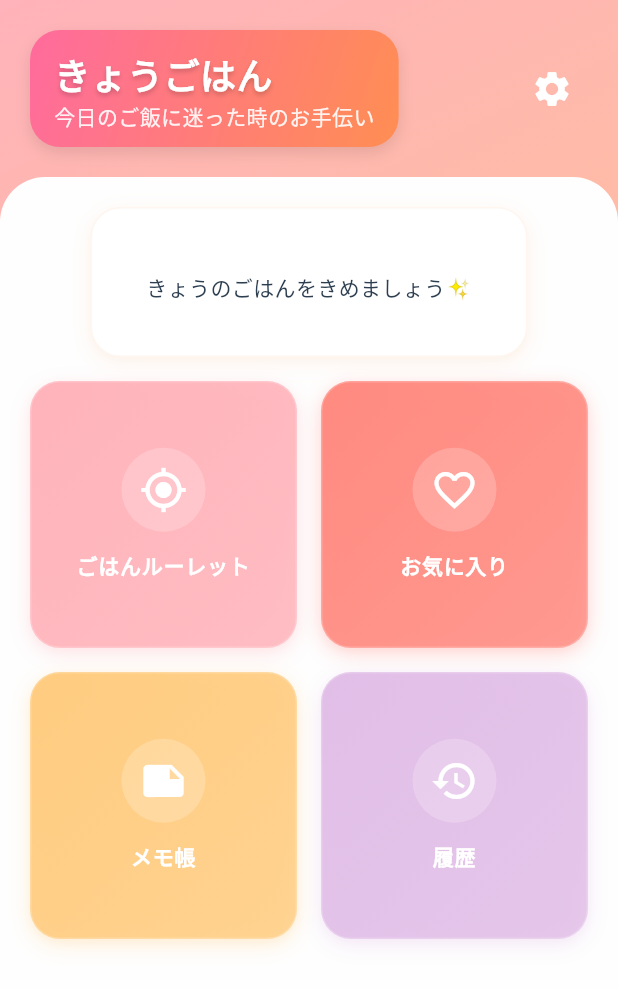
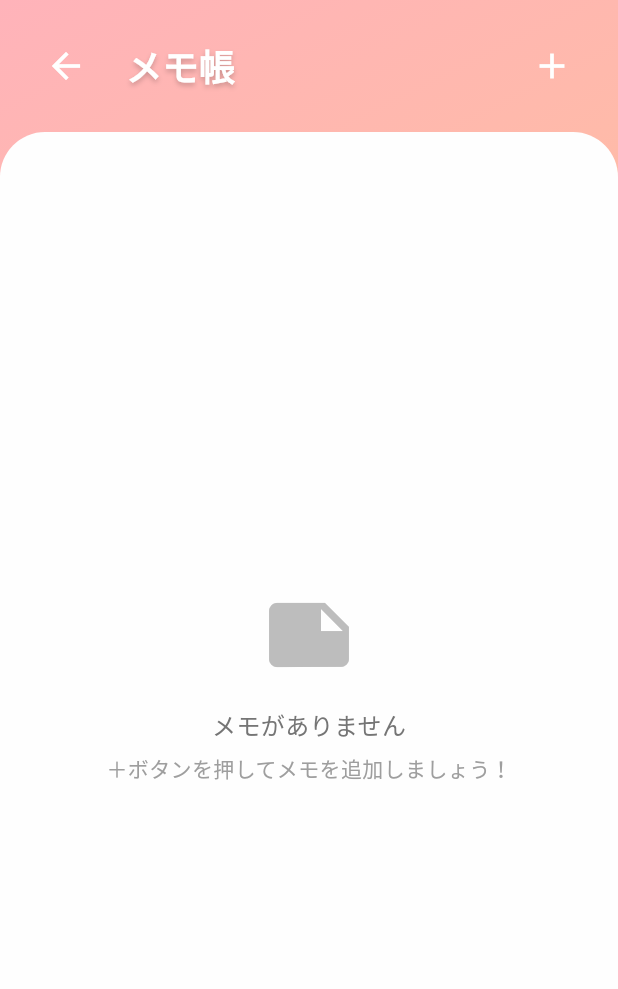
Before and after one commit to sorashidoch/app, a Flutter app: the screen it shows after launch, after a tap on "メモ帳", on a phone screen of 412 x 824 dp. Shown: the top 989 px of the screen. Run offline on Flutter 3.47's test engine with Material 3 defaults, Android fonts, the phone set to English and light mode, and no system bars; our stand-ins replace go_router.

Commit message:
メモ機能を追加

```diff
--- a/lib/app/app.dart
+++ b/lib/app/app.dart
@@ -6,6 +6,7 @@ import '../shared/services/app_state.dart';
 import '../features/home/screens/home_screen.dart';
 import '../features/profile/screens/profile_screen.dart';
 import '../features/settings/screens/settings_screen.dart';
+import '../features/memo/screens/memo_screen.dart';
 
 class SumahonoMobileApp extends StatelessWidget {
   const SumahonoMobileApp({super.key});
@@ -43,6 +44,10 @@ class SumahonoMobileApp extends StatelessWidget {
         path: '/settings',
         builder: (context, state) => const SettingsScreen(),
       ),
+      GoRoute(
+        path: '/memo',
+        builder: (context, state) => const MemoScreen(),
+      ),
     ],
   );
 }
--- a/lib/features/home/screens/home_screen.dart
+++ b/lib/features/home/screens/home_screen.dart
@@ -149,9 +149,7 @@ class HomeScreen extends StatelessWidget {
                                 icon: Icons.note,
                                 title: 'メモ帳',
                                 color: AppColors.pastelBlue,
-                                onTap: () {
-                                  // TODO: メモ帳機能を実装
-                                },
+                                onTap: () => context.go('/memo'),
                               ),
                               FeatureButton(
                                 icon: Icons.history,
--- /dev/null
+++ b/lib/features/memo/screens/memo_screen.dart
@@ -0,0 +1,313 @@
+import 'package:flutter/material.dart';
+import 'package:go_router/go_router.dart';
+import '../../../app/theme/colors.dart';
+import '../../../app/theme/text_styles.dart';
+import '../widgets/kawaii_card.dart';
+
+class MemoScreen extends StatefulWidget {
+  const MemoScreen({super.key});
+
+  @override
+  State<MemoScreen> createState() => _MemoScreenState();
+}
+
+class _MemoScreenState extends State<MemoScreen> {
+  final List<MemoItem> _memos = [];
+  final TextEditingController _titleController = TextEditingController();
+  final TextEditingController _contentController = TextEditingController();
+  bool _isAddingMemo = false;
+
+  @override
+  void dispose() {
+    _titleController.dispose();
+    _contentController.dispose();
+    super.dispose();
+  }
+
+  void _addMemo() {
+    if (_titleController.text.isNotEmpty && _contentController.text.isNotEmpty) {
+      setState(() {
+        _memos.add(MemoItem(
+          title: _titleController.text,
+          content: _contentController.text,
+          timestamp: DateTime.now(),
+        ));
+        _titleController.clear();
+        _contentController.clear();
+        _isAddingMemo = false;
+      });
+    }
+  }
+
+  void _deleteMemo(int index) {
+    setState(() {
+      _memos.removeAt(index);
+    });
+  }
+
+  @override
+  Widget build(BuildContext context) {
+    return Scaffold(
+      body: Container(
+        decoration: const BoxDecoration(
+          gradient: AppColors.primaryGradient,
+        ),
+        child: SafeArea(
+          child: Column(
+            children: [
+              // ヘッダー部分
+              Padding(
+                padding: const EdgeInsets.all(20.0),
+                child: Row(
+                  children: [
+                    // 戻るボタン
+                    IconButton(
+                      onPressed: () => context.go('/'),
+                      icon: const Icon(
+                        Icons.arrow_back,
+                        color: Colors.white,
+                        size: 28,
+                      ),
+                    ),
+                    const SizedBox(width: 16),
+                    // タイトル
+                    Text(
+                      'メモ帳',
+                      style: AppTextStyles.kawaiiLarge.copyWith(
+                        color: Colors.white,
+                        shadows: [
+                          Shadow(
+                            color: Colors.black.withOpacity(0.2),
+                            offset: const Offset(0, 2),
+                            blurRadius: 4,
+                          ),
+                        ],
+                      ),
+                    ),
+                    const Spacer(),
+                    // メモ追加ボタン
+                    IconButton(
+                      onPressed: () {
+                        setState(() {
+                          _isAddingMemo = true;
+                        });
+                      },
+                      icon: const Icon(
+                        Icons.add,
+                        color: Colors.white,
+                        size: 28,
+                      ),
+                    ),
+                  ],
+                ),
+              ),
+
+              // メインコンテンツ
+              Expanded(
+                child: Container(
+                  width: double.infinity,
+                  decoration: const BoxDecoration(
+                    color: AppColors.background,
+                    borderRadius: BorderRadius.only(
+                      topLeft: Radius.circular(30),
+                      topRight: Radius.circular(30),
+                    ),
+                  ),
+                  child: Padding(
+                    padding: const EdgeInsets.all(20.0),
+                    child: Column(
+                      children: [
+                        // メモ追加フォーム
+                        if (_isAddingMemo)
+                          KawaiiCard(
+                            child: Padding(
+                              padding: const EdgeInsets.all(20.0),
+                              child: Column(
+                                crossAxisAlignment: CrossAxisAlignment.start,
+                                children: [
+                                  Text(
+                                    '新しいメモ',
+                                    style: AppTextStyles.heading2.copyWith(
+                                      color: AppColors.primary,
+                                    ),
+                                  ),
+                                  const SizedBox(height: 16),
+                                  TextField(
+                                    controller: _titleController,
+                                    decoration: InputDecoration(
+                                      labelText: 'タイトル',
+                                      border: OutlineInputBorder(
+                                        borderRadius: BorderRadius.circular(12),
+                                      ),
+                                      filled: true,
+                                      fillColor: Colors.white,
+                                    ),
+                                  ),
+                                  const SizedBox(height: 12),
+                                  TextField(
+                                    controller: _contentController,
+                                    maxLines: 3,
+                                    decoration: InputDecoration(
+                                      labelText: '内容',
+                                      border: OutlineInputBorder(
+                                        borderRadius: BorderRadius.circular(12),
+                                      ),
+                                      filled: true,
+                                      fillColor: Colors.white,
+                                    ),
+                                  ),
+                                  const SizedBox(height: 16),
+                                  Row(
+                                    children: [
+                                      Expanded(
+                                        child: ElevatedButton(
+                                          onPressed: _addMemo,
+                                          style: ElevatedButton.styleFrom(
+                                            backgroundColor: AppColors.primary,
+                                            shape: RoundedRectangleBorder(
+                                              borderRadius: BorderRadius.circular(12),
+                                            ),
+                                          ),
+                                          child: const Text(
+                                            '保存',
+                                            style: TextStyle(color: Colors.white),
+                                          ),
+                                        ),
+                                      ),
+                                      const SizedBox(width: 12),
+                                      Expanded(
+                                        child: ElevatedButton(
+                                          onPressed: () {
+                                            setState(() {
+                                              _isAddingMemo = false;
+                                              _titleController.clear();
+                                              _contentController.clear();
+                                            });
+                                          },
+                                          style: ElevatedButton.styleFrom(
+                                            backgroundColor: Colors.grey,
+                                            shape: RoundedRectangleBorder(
+                                              borderRadius: BorderRadius.circular(12),
+                                            ),
+                                          ),
+                                          child: const Text(
+                                            'キャンセル',
+                                            style: TextStyle(color: Colors.white),
+                                          ),
+                                        ),
+                                      ),
+                                    ],
+                                  ),
+                                ],
+                              ),
+                            ),
+                          ),
+
+                        if (_isAddingMemo) const SizedBox(height: 16),
+
+                        // メモ一覧
+                        Expanded(
+                          child: _memos.isEmpty
+                              ? Center(
+                                  child: Column(
+                                    mainAxisAlignment: MainAxisAlignment.center,
+                                    children: [
+                                      Icon(
+                                        Icons.note,
+                                        size: 64,
+                                        color: Colors.grey[400],
+                                      ),
+                                      const SizedBox(height: 16),
+                                      Text(
+                                        'メモがありません',
+                                        style: AppTextStyles.body.copyWith(
+                                          color: Colors.grey[600],
+                                        ),
+                                      ),
+                                      const SizedBox(height: 8),
+                                      Text(
+                                        '＋ボタンを押してメモを追加しましょう！',
+                                        style: AppTextStyles.caption.copyWith(
+                                          color: Colors.grey[500],
+                                        ),
+                                      ),
+                                    ],
+                                  ),
+                                )
+                              : ListView.builder(
+                                  itemCount: _memos.length,
+                                  itemBuilder: (context, index) {
+                                    final memo = _memos[index];
+                                    return Padding(
+                                      padding: const EdgeInsets.only(bottom: 12),
+                                      child: KawaiiCard(
+                                        child: Padding(
+                                          padding: const EdgeInsets.all(16),
+                                          child: Column(
+                                            crossAxisAlignment: CrossAxisAlignment.start,
+                                            children: [
+                                              Row(
+                                                children: [
+                                                  Expanded(
+                                                                                                         child: Text(
+                                                       memo.title,
+                                                       style: AppTextStyles.heading3.copyWith(
+                                                         fontSize: 16,
+                                                         color: AppColors.primary,
+                                                       ),
+                                                     ),
+                                                  ),
+                                                  IconButton(
+                                                    onPressed: () => _deleteMemo(index),
+                                                    icon: const Icon(
+                                                      Icons.delete,
+                                                      color: Colors.red,
+                                                      size: 20,
+                                                    ),
+                                                  ),
+                                                ],
+                                              ),
+                                              const SizedBox(height: 8),
+                                              Text(
+                                                memo.content,
+                                                style: AppTextStyles.body,
+                                              ),
+                                              const SizedBox(height: 8),
+                                              Text(
+                                                '${memo.timestamp.year}/${memo.timestamp.month.toString().padLeft(2, '0')}/${memo.timestamp.day.toString().padLeft(2, '0')} ${memo.timestamp.hour.toString().padLeft(2, '0')}:${memo.timestamp.minute.toString().padLeft(2, '0')}',
+                                                style: AppTextStyles.caption.copyWith(
+                                                  color: Colors.grey[600],
+                                                ),
+                                              ),
+                                            ],
+                                          ),
+                                        ),
+                                      ),
+                                    );
+                                  },
+                                ),
+                        ),
+                      ],
+                    ),
+                  ),
+                ),
+              ),
+            ],
+          ),
+        ),
+      ),
+    );
+  }
+}
+
+class MemoItem {
+  final String title;
+  final String content;
+  final DateTime timestamp;
+
+  MemoItem({
+    required this.title,
+    required this.content,
+    required this.timestamp,
+  });
+}
```
Also changed, not shown: lib/features/memo/widgets/kawaii_card.dart (added, +38 -0 lines), 3 other files.
